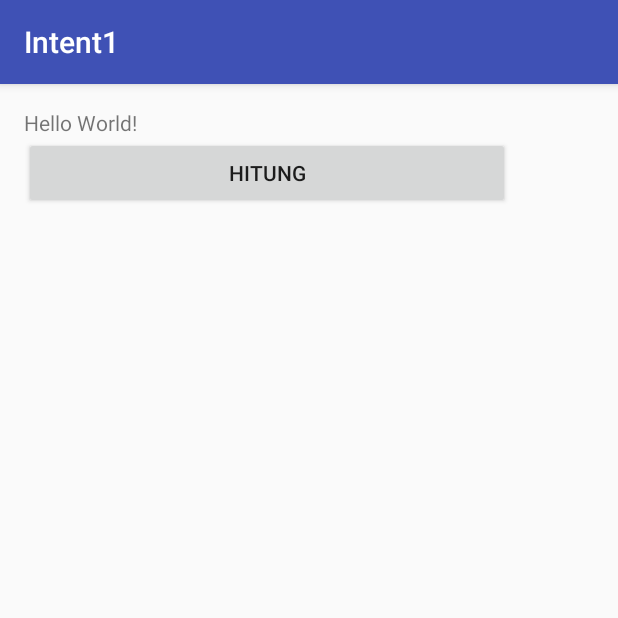
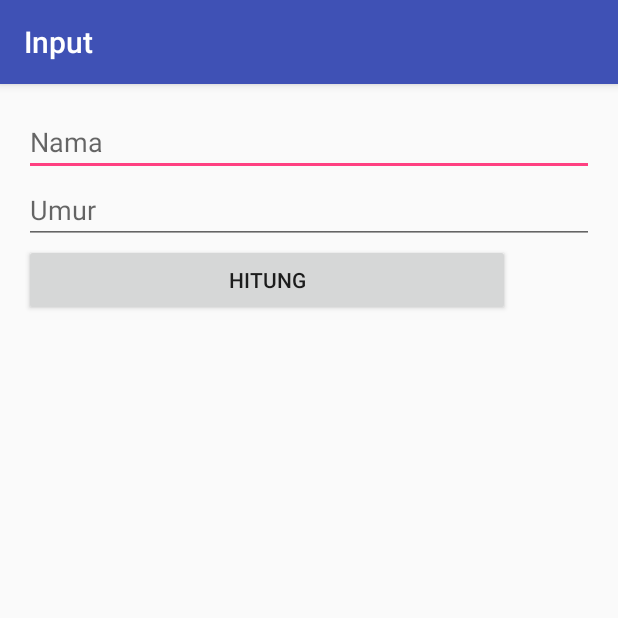
Before and after one commit to ilhamizzul/Intent1, an Android app: the screen it shows after launch (MainActivity), on a phone screen of 412 x 824 dp, the top half of it. Run offline under Robolectric (Android 15) with nearby library versions, the phone set to English and light mode, and no system bars.

Commit message:
startActivity part 2

```diff
--- a/app/src/main/java/id/sch/smktelkom_mlg/learn/intent1/MainActivity.java
+++ b/app/src/main/java/id/sch/smktelkom_mlg/learn/intent1/MainActivity.java
@@ -4,19 +4,41 @@ import android.content.Intent;
 import android.os.Bundle;
 import android.support.v7.app.AppCompatActivity;
 import android.view.View;
+import android.widget.EditText;
 
 public class MainActivity extends AppCompatActivity {
+    public static final String NAMA = "Nama";
+    public static final String UMUR = "Umur";
+    EditText etNama;
+    EditText etUmur;
 
     @Override
     protected void onCreate(Bundle savedInstanceState) {
         super.onCreate(savedInstanceState);
         setContentView(R.layout.activity_main);
+        setTitle("Input");
+
+        etNama = (EditText) findViewById(R.id.editTextNama);
+        etUmur = (EditText) findViewById(R.id.editTextUmur);
 
         findViewById(R.id.buttonHitung).setOnClickListener(new View.OnClickListener() {
             @Override
             public void onClick(View v) {
-                startActivity(new Intent(MainActivity.this, HasilActivity.class));
+                goHasil();
             }
         });
     }
+
+    private void goHasil() {
+        String nama = etNama.getText().toString();
+        String umurStr = etUmur.getText().toString();
+
+        int umur = umurStr.isEmpty() ? 0 : Integer.parseInt(umurStr);
+
+        Intent intent = new Intent(MainActivity.this, HasilActivity.class);
+        intent.putExtra(NAMA, nama);
+        intent.putExtra(UMUR, umur);
+
+        startActivity(intent);
+    }
 }
--- a/app/src/main/res/layout/activity_hasil.xml
+++ b/app/src/main/res/layout/activity_hasil.xml
@@ -10,4 +10,10 @@
     android:paddingTop="@dimen/activity_vertical_margin"
     tools:context="id.sch.smktelkom_mlg.learn.intent1.HasilActivity">
 
+    <TextView
+        android:id="@+id/textViewHasil"
+        android:layout_width="wrap_content"
+        android:layout_height="wrap_content"
+        android:gravity="center"
+        android:text="Hasil" />
 </LinearLayout>
--- a/app/src/main/res/layout/activity_main.xml
+++ b/app/src/main/res/layout/activity_main.xml
@@ -10,10 +10,19 @@
     android:paddingTop="@dimen/activity_vertical_margin"
     tools:context="id.sch.smktelkom_mlg.learn.intent1.MainActivity">
 
-    <TextView
-        android:layout_width="wrap_content"
+    <EditText
+        android:id="@+id/editTextNama"
+        android:layout_width="match_parent"
         android:layout_height="wrap_content"
-        android:text="Hello World!" />
+        android:layout_gravity="center_horizontal"
+        android:hint="Nama" />
+
+    <EditText
+        android:id="@+id/editTextUmur"
+        android:layout_width="match_parent"
+        android:layout_height="wrap_content"
+        android:layout_gravity="center_horizontal"
+        android:hint="Umur" />
 
     <Button
         android:id="@+id/buttonHitung"
```
Also changed, not shown: app/src/main/java/id/sch/smktelkom_mlg/learn/intent1/HasilActivity.java (+9 -0 lines).
